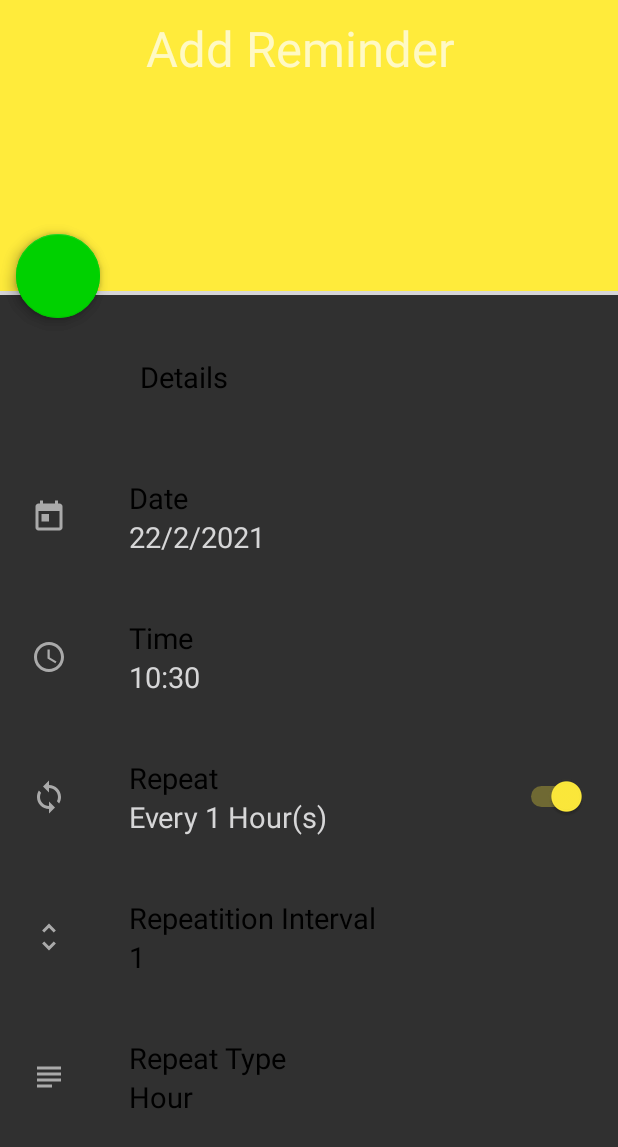
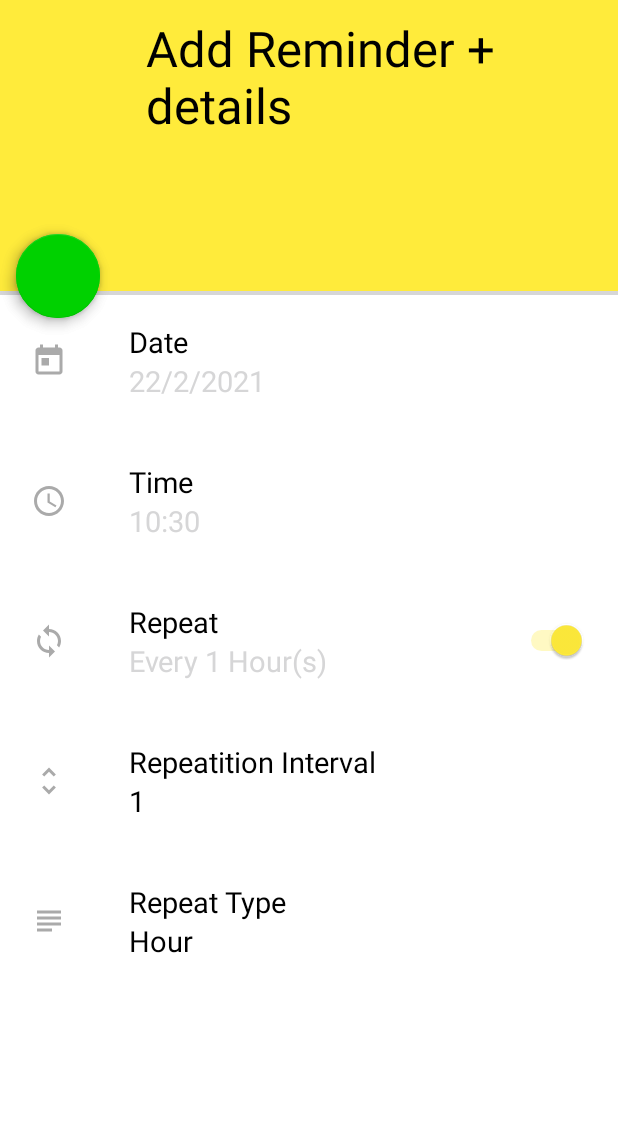
Before and after one commit to joyleenl/AAD_coursework, an Android app: the ReminderActivity screen opened directly, with no data from a screen before it, on a phone screen of 412 x 824 dp. Shown: the top 1147 px of the screen. Run offline under Robolectric (Android 15) with nearby library versions, the light colour scheme and no system bars; our stand-ins replace sdp/ssp sizes; libraries missing offline, so code that uses them is left out: com.getbase.floatingactionbutton, com.wdullaer.materialdatetimepicker; plain views replace FloatingActionButton; 4 statements that could not run were skipped.

Commit message:
comit 14

```diff
--- a/app/src/main/res/layout/activity_add_reminder.xml
+++ b/app/src/main/res/layout/activity_add_reminder.xml
@@ -25,7 +25,8 @@
             android:layout_width="match_parent"
             android:id="@+id/reminder_title"
             android:layout_marginLeft="@dimen/_72sdp"
-            android:hint="@string/add_reminder"
+            android:hint="@string/add_reminder_details"
+            android:textColorHint="@color/black"
             android:textSize="@dimen/_25ssp"
             android:lines="4"
             android:minLines="4"
@@ -49,23 +50,12 @@
             android:orientation="vertical"
             android:layout_height="wrap_content">
 
-            <TextView
-                android:layout_width="match_parent"
-                android:layout_marginTop="@dimen/_8sdp"
-                android:text="@string/details"
-                android:id="@+id/details"
-                android:textSize="@dimen/_15ssp"
-                android:gravity="center_vertical"
-                android:layout_marginLeft="@dimen/_72sdp"
-                android:textColor="@color/black"
-                android:layout_height="@dimen/_72sdp"/>
 
             <RelativeLayout
                 android:layout_width="match_parent"
                 android:clickable="true"
                 android:onClick="setDate"
                 android:id="@+id/date"
-              android:backgroundTint="@color/black"
                 android:layout_height="@dimen/_72sdp">
 
                 <ImageView
--- a/app/src/main/res/values/strings.xml
+++ b/app/src/main/res/values/strings.xml
@@ -65,4 +65,5 @@
     <string name="add_reminder">Add Reminder</string>
     <string name="details">Details</string>
     <string name="date">Date</string>
+    <string name="add_reminder_details">Add Reminder + details</string>
 </resources>
--- a/app/src/main/res/values/style.xml
+++ b/app/src/main/res/values/style.xml
@@ -12,6 +12,8 @@
     <style name="AppTheme" parent="Theme.AppCompat.NoActionBar">
 
         <item name="colorPrimary">@color/colorPrimary</item>
+        <item name="android:textColor">@color/black</item>
+        <item name="android:background">@color/white</item>
         <item name="colorPrimaryDark">@color/black</item>
         <item name="colorAccent">@color/colorAccent</item>
         <item name="colorControlNormal">@android:color/darker_gray</item>
```
